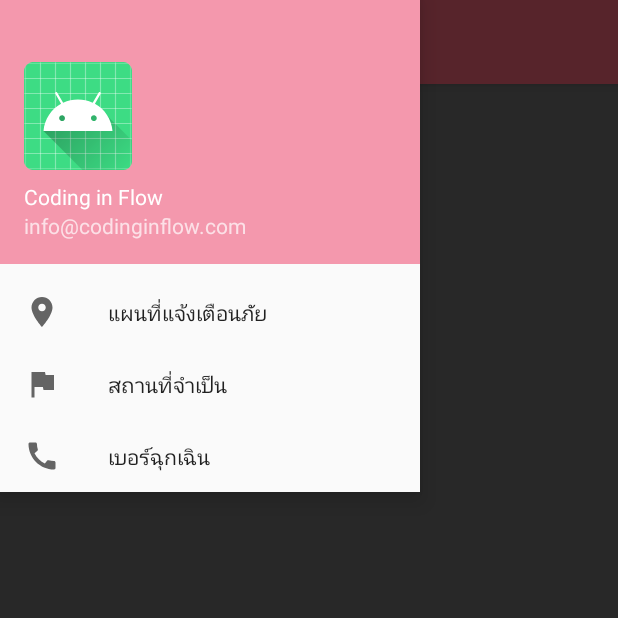
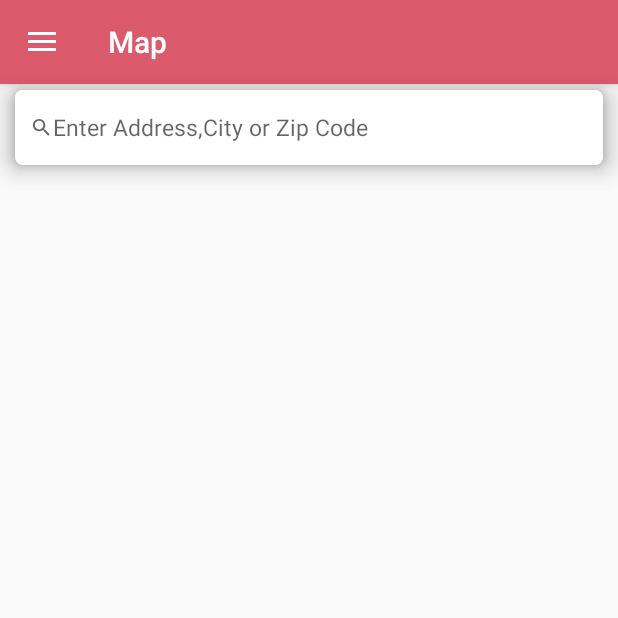
Before and after one commit to Rungnapa-Itti/RescueMap, an Android app: the screen it shows after launch (MapsActivity), in the side drawer, after a tap on "สถานที่จำเป็น", on a phone screen of 412 x 824 dp, the top half of it. Run offline under Robolectric (Android 15) with nearby library versions, the light colour scheme and no system bars.

Commit message:
menu slide completed

```diff
--- a/app/src/main/AndroidManifest.xml
+++ b/app/src/main/AndroidManifest.xml
@@ -36,6 +36,10 @@
             android:name="com.google.android.geo.API_KEY"
             android:value="@string/google_maps_key" />
 
+        <activity android:name=".SearchPlacesActivity"
+            android:label="@string/title_activity_maps"
+            android:theme="@style/AppTheme.NoAactionBar"/>
+
         <activity
             android:name=".MapsActivity"
             android:label="@string/title_activity_maps"
--- /dev/null
+++ b/app/src/main/java/com/example/rescuemap/AppSetup.kt
@@ -0,0 +1,14 @@
+package com.example.rescuemap
+
+import androidx.appcompat.app.AppCompatActivity
+
+class AppSetup {
+    public fun finishApp(appCompatActivity:AppCompatActivity){
+        appCompatActivity.finish()
+
+    }
+    public fun refreshApp(appCompatActivity: AppCompatActivity){
+        appCompatActivity.recreate()
+    }
+
+}
--- /dev/null
+++ b/app/src/main/java/com/example/rescuemap/MapFragment.java
@@ -0,0 +1,36 @@
+package com.example.rescuemap;
+
+import android.content.Intent;
+import android.os.Bundle;
+import android.view.LayoutInflater;
+import android.view.MenuItem;
+import android.view.View;
+import android.view.ViewGroup;
+import android.widget.Toast;
+
+import androidx.annotation.NonNull;
+import androidx.annotation.Nullable;
+import androidx.fragment.app.Fragment;
+
+public class MapFragment extends Fragment {
+    @Nullable
+    @Override
+    public View onCreateView(@NonNull LayoutInflater inflater, @Nullable ViewGroup container, @Nullable Bundle savedInstanceState) {
+
+        View view = inflater.inflate(R.layout.activity_maps,container,false);
+        return view;
+       //return inflater.inflate(R.layout.activity_maps,null);
+    }
+
+//    @Override
+//    public void onViewCreated(@NonNull View view, @Nullable Bundle savedInstanceState) {
+//        super.onViewCreated(view, savedInstanceState);
+//
+//        view.findViewById(R.id.button2).setOnClickListener(new View.OnClickListener(){
+//            @Override
+//            public void onClick(View v) {
+//                Toast.makeText(getActivity(),"You are inside Import Fragment",Toast.LENGTH_SHORT).show();
+//            }
+//        } );
+//    }
+}
--- a/app/src/main/java/com/example/rescuemap/MapsActivity.kt
+++ b/app/src/main/java/com/example/rescuemap/MapsActivity.kt
@@ -1,23 +1,33 @@
 package com.example.rescuemap
 
 import android.Manifest
+import android.app.PendingIntent.getActivity
 import android.content.pm.PackageManager
 import android.content.res.Configuration
+import android.location.Address
 import android.location.Geocoder
 import android.location.Location
-import androidx.appcompat.app.AppCompatActivity
+import android.nfc.Tag
 import android.os.Bundle
 import android.util.Log
-import android.view.Gravity
+import android.view.KeyEvent
+import android.view.MenuItem
 import android.view.View
+import android.view.inputmethod.EditorInfo
+import android.widget.EditText
+import android.widget.TextView
+import android.widget.Toast
 import androidx.appcompat.app.ActionBarDrawerToggle
-import androidx.appcompat.widget.Toolbar;
+import androidx.appcompat.app.AppCompatActivity
+import androidx.appcompat.widget.Toolbar
 import androidx.core.app.ActivityCompat
 import androidx.core.view.GravityCompat
 import androidx.drawerlayout.widget.DrawerLayout
+import androidx.fragment.app.Fragment
+import androidx.fragment.app.FragmentManager
+import androidx.fragment.app.FragmentTransaction
 import com.google.android.gms.location.FusedLocationProviderClient
 import com.google.android.gms.location.LocationServices
-
 import com.google.android.gms.maps.CameraUpdateFactory
 import com.google.android.gms.maps.GoogleMap
 import com.google.android.gms.maps.OnMapReadyCallback
@@ -25,12 +35,15 @@ import com.google.android.gms.maps.SupportMapFragment
 import com.google.android.gms.maps.model.LatLng
 import com.google.android.gms.maps.model.Marker
 import com.google.android.gms.maps.model.MarkerOptions
+import com.google.android.material.navigation.NavigationView
+import java.io.IOException
 import java.text.DecimalFormat
 import java.util.*
+import kotlin.collections.ArrayList
 
 
-class MapsActivity : AppCompatActivity(), OnMapReadyCallback,
-GoogleMap.OnMarkerClickListener {
+open class MapsActivity : AppCompatActivity(), OnMapReadyCallback,
+GoogleMap.OnMarkerClickListener , NavigationView.OnNavigationItemSelectedListener {
 
     private lateinit var map: GoogleMap
     private lateinit var fusedLocationClient: FusedLocationProviderClient
@@ -39,6 +52,15 @@ GoogleMap.OnMarkerClickListener {
     private var Mylatitude: Double? = null
     private lateinit var drawer:DrawerLayout
     private lateinit var toggle:ActionBarDrawerToggle
+    private lateinit var navigationView: NavigationView
+    var appSetup = AppSetup()
+    lateinit var bundle : Bundle
+    var fragment:Fragment? = null
+    lateinit var fragmentManager:FragmentManager
+    lateinit var fragmentTransaction: FragmentTransaction
+    var mSearchText: EditText? = null
+
+
 
 
 
@@ -47,7 +69,8 @@ GoogleMap.OnMarkerClickListener {
 //    internal lateinit var currentPlace: MyPlaces
 
 
-    override fun onCreate(savedInstanceState: Bundle?) {
+    override  fun onCreate(savedInstanceState: Bundle?) {
+
         super.onCreate(savedInstanceState)
 
 
@@ -64,6 +87,8 @@ GoogleMap.OnMarkerClickListener {
         setContentView(R.layout.activity_maps)
         // Obtain the SupportMapFragment and get notified when the map is ready to be used.
 
+        mSearchText = findViewById(R.id.input_search)
+        init()
 
         val mapFragment = supportFragmentManager
                 .findFragmentById(R.id.map) as SupportMapFragment
@@ -80,19 +105,86 @@ GoogleMap.OnMarkerClickListener {
         setSupportActionBar(toolbar)
 
         drawer = findViewById(R.id.drawer_layout)
+        //change page
+        navigationView = findViewById(R.id.nav_view)
+        navigationView.setNavigationItemSelectedListener(this)
         toggle = ActionBarDrawerToggle(this,drawer,toolbar,R.string.navigation_drawer_open,R.string.navigation_drawer_close)
         drawer.addDrawerListener(toggle)
         toggle.syncState()
 
 
+
+
+
     }
     // for toggle menu slide
-//    override fun onBackPressed() {
-//        if (drawer.isDrawerOpen(GravityCompat.START)){
-//            drawer.closeDrawer(GravityCompat.START)
-//        }else{
-//            super.onBackPressed()
+    override fun onBackPressed() {
+        if (drawer.isDrawerOpen(GravityCompat.START)){
+            drawer.closeDrawer(GravityCompat.START)
+        }else{
+            super.onBackPressed()
+        }
+
+    }
+
+    override fun onNavigationItemSelected(item: MenuItem): Boolean {
+        var id = item.itemId
+        if (id == R.id.nav_map){
+            fragment = MapFragment()
+
+        }else if (id == R.id.nav_place){
+            fragment = SearchPlacesFragment()
+        }
+
+        if (fragment != null){
+            fragmentManager = supportFragmentManager
+            fragmentTransaction = fragmentManager.beginTransaction()
+
+            fragmentTransaction.replace(R.id.fragment_container , fragment!!)
+
+            fragmentTransaction.commit()
+        }
+//        when(item.itemId) {
+//
+//            R.id.nav_map -> supportFragmentManager.beginTransaction().replace(R.id.fragment_container, MapFragment()).commit()
+//            R.id.nav_place -> supportFragmentManager.beginTransaction().replace(R.id.fragment_container, SearchPlacesFragment()).commit()
+//       }
+      drawer.closeDrawer(GravityCompat.START)
+      return true;
+        //return super.onOptionsItemSelected(item)
+
+
+
+    }
+    // for search
+    private fun init() {
+
+        mSearchText!!.setOnEditorActionListener { v, actionId, event ->
+            if(actionId == EditorInfo.IME_ACTION_DONE || actionId == EditorInfo.IME_ACTION_SEARCH || event.action == KeyEvent.ACTION_DOWN || event.action == KeyEvent.KEYCODE_ENTER ){
+                //geoLocate()
+                Log.d("TAG","Text : "+mSearchText!!.text.toString())
+            }
+            return@setOnEditorActionListener false
+        }
+    }
+//    private fun geoLocate(){
+//        var geocoder : Geocoder
+//        var searchString = mSearchText!!.text.toString()
+//         geocoder = Geocoder(MapsActivity.this)
+//        var list = ArrayList<Address>()
+//        try{
+//            list = geocoder.getFromLocationName(searchString,1) as ArrayList<Address>
+//        }catch (e:IOException){
+//            Log.e("TAG","geoLacate: "+e.message)
 //        }
+//        if(list.size > 0){
+//            var address:Address
+//            address = list.get(0)
+//
+//            Log.d("TAG","geoLocate: found a location "+address.toString())
+//           // Toast.makeText(this,address.toString(),Toast.LENGTH_SHORT).show()
+//        }
+//
 //
 //    }
 
@@ -107,6 +199,7 @@ GoogleMap.OnMarkerClickListener {
      */
     override fun onMapReady(googleMap: GoogleMap) {
 
+
         map = googleMap
         // Add a marker in Sydney and move the camera
 //        val myPlace = LatLng(40.73, -73.99)
@@ -116,7 +209,11 @@ GoogleMap.OnMarkerClickListener {
         map.uiSettings.isZoomControlsEnabled = true
         map.setOnMarkerClickListener(this)
 
+
         setUpMap()
+        init()
+
+
 
         /* หาระยะห่าง
          map = googleMap
@@ -176,7 +273,7 @@ GoogleMap.OnMarkerClickListener {
     override fun onMarkerClick(p0: Marker?) = false
 
     companion object {
-        private const val LOCATION_PERMISSION_REQUEST_CODE = 1
+        const val LOCATION_PERMISSION_REQUEST_CODE = 1
 
     }
 
@@ -223,4 +320,10 @@ GoogleMap.OnMarkerClickListener {
         return list[0].getAddressLine(0)
     }
 
+    fun recreateAcitivity(item: MenuItem) {
+        appSetup.refreshApp(this);
+
+    }
+
+
 }
--- /dev/null
+++ b/app/src/main/java/com/example/rescuemap/SearchPlacesFragment.java
@@ -0,0 +1,58 @@
+package com.example.rescuemap;
+
+import android.content.Context;
+import android.content.Intent;
+import android.os.Bundle;
+import android.view.LayoutInflater;
+import android.view.MenuItem;
+import android.view.View;
+import android.view.ViewGroup;
+import android.widget.EditText;
+import android.widget.Toast;
+
+import androidx.annotation.NonNull;
+import androidx.annotation.Nullable;
+import androidx.fragment.app.Fragment;
+
+import com.google.android.gms.location.FusedLocationProviderClient;
+import com.google.android.gms.location.LocationServices;
+import com.google.android.gms.maps.model.Marker;
+
+import java.util.Locale;
+
+public class SearchPlacesFragment extends Fragment {
+    private AppSetup appSetup;
+
+    private  EditText mSearchText;
+    private FusedLocationProviderClient fusedLocationClient ;
+
+
+    @Nullable
+    @Override
+    public View onCreateView(@NonNull LayoutInflater inflater, @Nullable ViewGroup container, @Nullable Bundle savedInstanceState) {
+
+        View view = inflater.inflate(R.layout.fragment_place, container, false);
+        return view;
+
+//       return inflater.inflate(R.layout.fragment_place,null);
+
+
+    }
+//    @Override
+//    public void onViewCreated(@NonNull View view, @Nullable Bundle savedInstanceState) {
+//        super.onViewCreated(view, savedInstanceState);
+//
+//
+//        view.findViewById(R.id.button3).setOnClickListener(new View.OnClickListener(){
+//            @Override
+//            public void onClick(View v) {
+//                Toast.makeText(getActivity(),"You are inside Import Fragment",Toast.LENGTH_SHORT).show();
+//            }
+//        } );
+//
+//    }
+
+
+
+
+}
--- /dev/null
+++ b/app/src/main/res/drawable/ic_search.xml
@@ -0,0 +1,10 @@
+<vector xmlns:android="http://schemas.android.com/apk/res/android"
+    android:width="24dp"
+    android:height="24dp"
+    android:viewportWidth="24"
+    android:viewportHeight="24"
+    android:tint="?attr/colorControlNormal">
+  <path
+      android:fillColor="@android:color/white"
+      android:pathData="M15.5,14h-0.79l-0.28,-0.27C15.41,12.59 16,11.11 16,9.5 16,5.91 13.09,3 9.5,3S3,5.91 3,9.5 5.91,16 9.5,16c1.61,0 3.09,-0.59 4.23,-1.57l0.27,0.28v0.79l5,4.99L20.49,19l-4.99,-5zM9.5,14C7.01,14 5,11.99 5,9.5S7.01,5 9.5,5 14,7.01 14,9.5 11.99,14 9.5,14z"/>
+</vector>
--- /dev/null
+++ b/app/src/main/res/drawable/while_border.xml
@@ -0,0 +1,10 @@
+<?xml version="1.0" encoding="utf-8"?>
+<layer-list xmlns:android="http://schemas.android.com/apk/res/android">
+    <item>
+        <shape android:shape="rectangle">
+            <solid android:color="#fff"/>
+            <corners android:radius="5dp"/>
+        </shape>
+
+    </item>
+</layer-list>
--- a/app/src/main/res/layout/activity_maps.xml
+++ b/app/src/main/res/layout/activity_maps.xml
@@ -9,19 +9,29 @@
     tools:context=".MapsActivity"
     tools:openDrawer="start">
 
+
     <fragment
         android:id="@+id/map"
         android:name="com.google.android.gms.maps.SupportMapFragment"
-        android:layout_width="match_parent"
-        android:layout_height="match_parent"
+        android:layout_width="wrap_content"
+        android:layout_height="wrap_content"
         tools:context=".MapsActivity">
 
+
+
     </fragment>
+
 
     <LinearLayout
         android:layout_width="match_parent"
         android:layout_height="match_parent"
         android:orientation="vertical">
+
+
+        <FrameLayout
+            android:id="@+id/fragment_container"
+            android:layout_width="match_parent"
+            android:layout_height="match_parent">
 
             <androidx.appcompat.widget.Toolbar
                 android:id="@+id/toolbar"
@@ -32,11 +42,41 @@
                 android:theme="@style/ThemeOverlay.AppCompat.Dark.ActionBar"
                 map:popupTheme="@style/ThemeOverlay.AppCompat.Light" />
 
+            <RelativeLayout
+                android:layout_height="50dp"
+                android:layout_width="match_parent"
+                android:layout_marginTop="60dp"
+                android:layout_marginRight="10dp"
+                android:layout_marginLeft="10dp"
+                android:elevation="10dp"
+                android:background="@drawable/while_border"
+                android:id="@+id/relLayout1">
 
-        <FrameLayout
-            android:id="@+id/fragment_container"
+                <ImageView
+                    android:layout_width="15dp"
+                    android:layout_height="15dp"
+                    android:id="@+id/ic_magnify"
+                    android:layout_centerVertical="true"
+                    android:layout_marginLeft="10dp"
+                    android:src="@drawable/ic_search"/>
+
+                <EditText
                     android:layout_width="match_parent"
-            android:layout_height="match_parent" />
+                    android:layout_height="match_parent"
+                    android:layout_toRightOf="@+id/ic_magnify"
+                    android:layout_centerVertical="true"
+                    android:textSize="15dp"
+                    android:textColor="#000"
+                    android:id="@+id/input_search"
+                    android:background="@null"
+                    android:hint="Enter Address,City or Zip Code"
+                    android:imeOptions="actionSearch"/>
+
+
+            </RelativeLayout>
+
+
+        </FrameLayout>
 
 
     </LinearLayout>
@@ -48,8 +88,8 @@
         android:id="@+id/nav_view"
         map:headerLayout="@layout/nav_header"
         map:menu="@menu/drawer_menu"
-
         />
 
 
+
 </androidx.drawerlayout.widget.DrawerLayout>
--- /dev/null
+++ b/app/src/main/res/layout/fragment_place.xml
@@ -0,0 +1,57 @@
+<?xml version="1.0" encoding="utf-8"?>
+    <RelativeLayout xmlns:android="http://schemas.android.com/apk/res/android"
+        xmlns:tools="http://schemas.android.com/tools"
+        android:layout_width="match_parent"
+        android:layout_height="match_parent"
+        xmlns:app="http://schemas.android.com/apk/res-auto"
+        xmlns:map="http://schemas.android.com/apk/res-auto">
+
+        <fragment
+            android:id="@+id/map"
+            android:name="com.google.android.gms.maps.SupportMapFragment"
+            android:layout_width="wrap_content"
+            android:layout_height="wrap_content"
+            tools:context=".SearchPlacesActivity"
+            >
+
+        </fragment>
+        <RelativeLayout
+            android:layout_height="50dp"
+            android:layout_width="match_parent"
+            android:layout_marginTop="60dp"
+            android:layout_marginRight="10dp"
+            android:layout_marginLeft="10dp"
+            android:elevation="10dp"
+            android:background="@drawable/while_border"
+            android:id="@+id/relLayout1">
+
+            <ImageView
+                android:layout_width="15dp"
+                android:layout_height="15dp"
+                android:id="@+id/ic_magnify"
+                android:layout_centerVertical="true"
+                android:layout_marginLeft="10dp"
+                android:src="@drawable/ic_search"/>
+
+            <EditText
+                android:layout_width="match_parent"
+                android:layout_height="match_parent"
+                android:layout_toRightOf="@+id/ic_magnify"
+                android:layout_centerVertical="true"
+                android:textSize="15dp"
+                android:textColor="#000"
+                android:id="@+id/input_search"
+                android:background="@null"
+                android:hint="Enter Address,City or Zip Code"/>
+
+            <Button
+                android:id="@+id/button3"
+                android:layout_width="100dp"
+                android:layout_height="100dp"
+                android:text="Button" />
+        </RelativeLayout>
+
+
+
+
+</RelativeLayout>
--- a/app/src/main/res/menu/drawer_menu.xml
+++ b/app/src/main/res/menu/drawer_menu.xml
@@ -6,10 +6,16 @@
     <group android:checkableBehavior="single">
         <item android:id="@+id/nav_map"
             android:icon="@drawable/ic_location"
-            android:title="แผนที่แจ้งเตือนภัย"/>
+            android:title="แผนที่แจ้งเตือนภัย"
+            android:onClick="recreateAcitivity"
+
+
+           />
         <item android:id="@+id/nav_place"
             android:icon="@drawable/ic_place"
-            android:title="สถานที่จำเป็น"/>
+            android:title="สถานที่จำเป็น"
+
+             />
         <item android:id="@+id/nav_call"
             android:icon="@drawable/ic_call"
             android:title="เบอร์ฉุกเฉิน"/>
```
Lines whose indentation alone changed are shown as unchanged.
